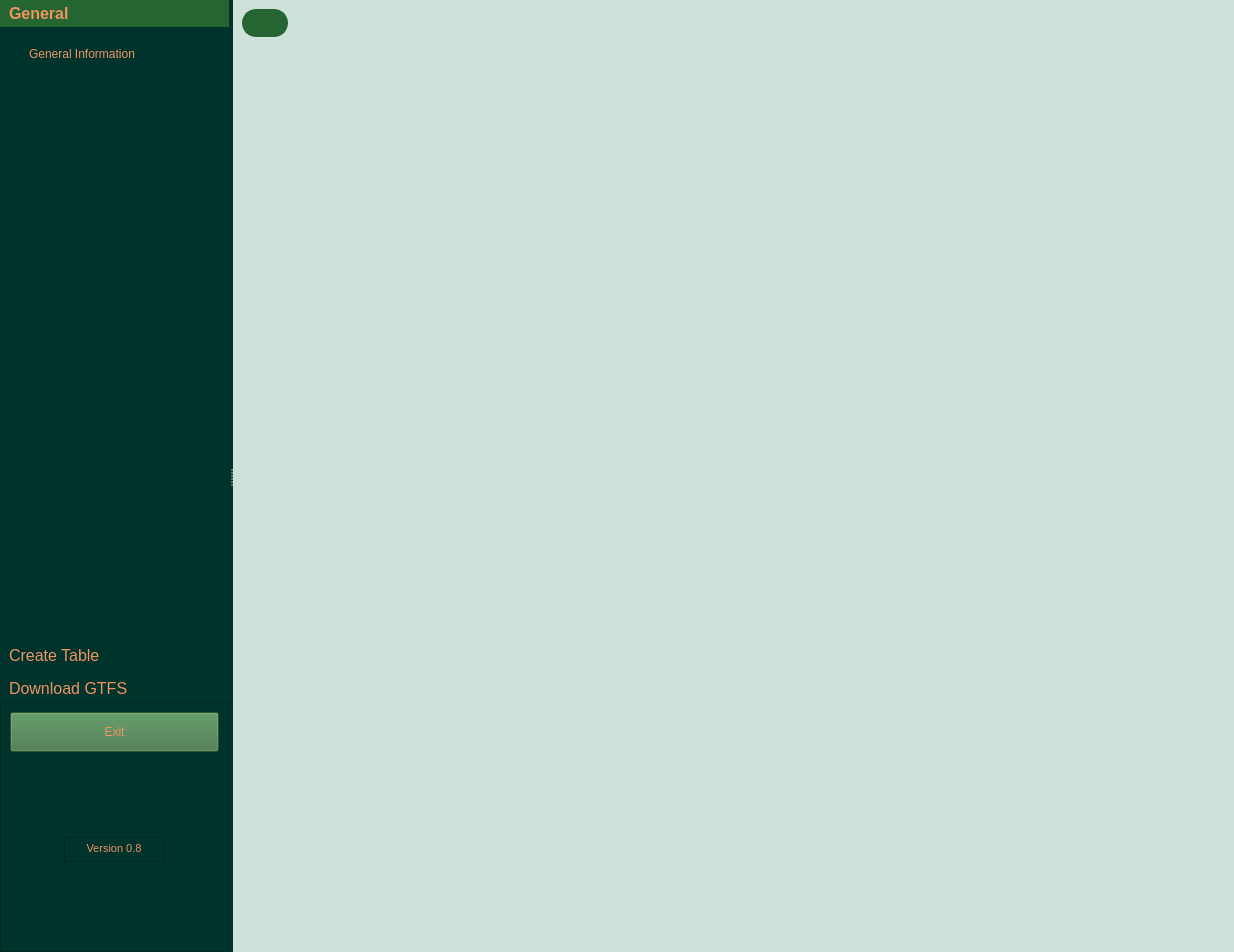
First picture: the form in add_files/main_window.ui, repository Themishau/GTFStoFahrplan, before the edit.
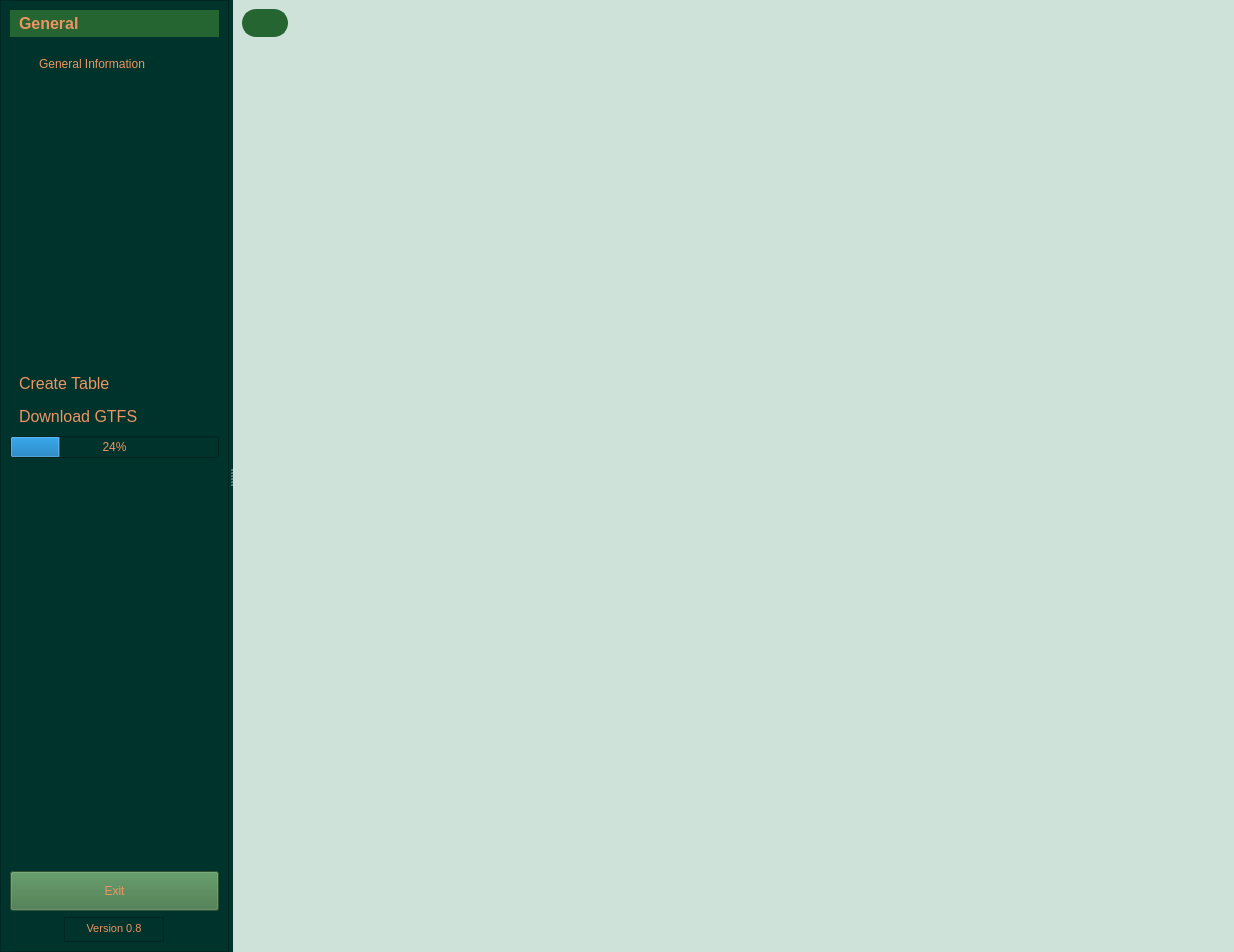
Second picture: the form after the edit. The open tabs and pages were chosen to show the change. Icons and pictures are not drawn.

Commit message: new ui elements and refactoring methods SPlash

What changed in the file:
```diff
--- a/add_files/main_window.ui
+++ b/add_files/main_window.ui
@@ -159,7 +159,22 @@
         <property name="spacing">
          <number>0</number>
         </property>
-        <item row="0" column="0">
+        <item row="1" column="0">
+         <widget class="QFrame" name="frame">
+          <property name="minimumSize">
+           <size>
+            <width>0</width>
+            <height>250</height>
+           </size>
+          </property>
+          <property name="frameShape">
+           <enum>QFrame::StyledPanel</enum>
+          </property>
+          <property name="frameShadow">
+           <enum>QFrame::Raised</enum>
+          </property>
+          <layout class="QGridLayout" name="gridLayout_7">
+           <item row="2" column="0" alignment="Qt::AlignTop">
          <widget class="QToolBox" name="toolBox">
           <property name="sizePolicy">
            <sizepolicy hsizetype="Expanding" vsizetype="Expanding">
@@ -167,6 +182,12 @@
             <verstretch>0</verstretch>
            </sizepolicy>
           </property>
+             <property name="minimumSize">
+              <size>
+               <width>0</width>
+               <height>420</height>
+              </size>
+             </property>
           <property name="font">
            <font>
             <family>Segoe UI</family>
@@ -176,6 +197,9 @@
           <property name="mouseTracking">
            <bool>true</bool>
           </property>
+             <property name="layoutDirection">
+              <enum>Qt::LeftToRight</enum>
+             </property>
           <property name="styleSheet">
            <string notr="true"/>
           </property>
@@ -187,8 +211,8 @@
             <rect>
              <x>0</x>
              <y>0</y>
-             <width>229</width>
-             <height>224</height>
+                <width>209</width>
+                <height>312</height>
             </rect>
            </property>
            <attribute name="icon">
@@ -199,32 +223,6 @@
             <string>General</string>
            </attribute>
            <layout class="QGridLayout" name="gridLayout_6">
-            <item row="1" column="0">
-             <spacer name="verticalSpacer_4">
-              <property name="orientation">
-               <enum>Qt::Vertical</enum>
-              </property>
-              <property name="sizeHint" stdset="0">
-               <size>
-                <width>20</width>
-                <height>299</height>
-               </size>
-              </property>
-             </spacer>
-            </item>
-            <item row="1" column="1">
-             <spacer name="verticalSpacer">
-              <property name="orientation">
-               <enum>Qt::Vertical</enum>
-              </property>
-              <property name="sizeHint" stdset="0">
-               <size>
-                <width>20</width>
-                <height>299</height>
-               </size>
-              </property>
-             </spacer>
-            </item>
             <item row="0" column="0" colspan="2">
              <widget class="QPushButton" name="pushButton_5">
               <property name="text">
@@ -235,6 +233,19 @@
               </property>
              </widget>
             </item>
+               <item row="1" column="0">
+                <spacer name="verticalSpacer">
+                 <property name="orientation">
+                  <enum>Qt::Vertical</enum>
+                 </property>
+                 <property name="sizeHint" stdset="0">
+                  <size>
+                   <width>20</width>
+                   <height>40</height>
+                  </size>
+                 </property>
+                </spacer>
+               </item>
            </layout>
           </widget>
           <widget class="QWidget" name="page_2">
@@ -354,26 +365,47 @@
               </property>
              </widget>
             </item>
-           </layout>
-          </widget>
-         </widget>
-        </item>
         <item row="1" column="0">
-         <widget class="QFrame" name="frame">
+                <spacer name="verticalSpacer_3">
+                 <property name="orientation">
+                  <enum>Qt::Vertical</enum>
+                 </property>
+                 <property name="sizeHint" stdset="0">
+                  <size>
+                   <width>20</width>
+                   <height>40</height>
+                  </size>
+                 </property>
+                </spacer>
+               </item>
+              </layout>
+             </widget>
+            </widget>
+           </item>
+           <item row="5" column="0">
+            <widget class="QPushButton" name="btnExit">
           <property name="minimumSize">
            <size>
-            <width>0</width>
-            <height>250</height>
-           </size>
-          </property>
-          <property name="frameShape">
-           <enum>QFrame::StyledPanel</enum>
-          </property>
-          <property name="frameShadow">
-           <enum>QFrame::Raised</enum>
-          </property>
-          <layout class="QGridLayout" name="gridLayout_7">
-           <item row="3" column="0" alignment="Qt::AlignHCenter|Qt::AlignVCenter">
+               <width>100</width>
+               <height>40</height>
+              </size>
+             </property>
+             <property name="styleSheet">
+              <string notr="true">background-color: #3f7444;</string>
+             </property>
+             <property name="text">
+              <string>Exit</string>
+             </property>
+            </widget>
+           </item>
+           <item row="3" column="0">
+            <widget class="QProgressBar" name="progressBar">
+             <property name="value">
+              <number>24</number>
+             </property>
+            </widget>
+           </item>
+           <item row="6" column="0" alignment="Qt::AlignHCenter|Qt::AlignVCenter">
             <widget class="QTextBrowser" name="textBrowser">
              <property name="maximumSize">
               <size>
@@ -390,21 +422,18 @@
              </property>
             </widget>
            </item>
-           <item row="2" column="0">
-            <widget class="QPushButton" name="btnExit">
-             <property name="minimumSize">
+           <item row="4" column="0">
+            <spacer name="verticalSpacer_4">
+             <property name="orientation">
+              <enum>Qt::Vertical</enum>
+             </property>
+             <property name="sizeHint" stdset="0">
               <size>
-               <width>100</width>
+               <width>20</width>
                <height>40</height>
               </size>
              </property>
-             <property name="styleSheet">
-              <string notr="true">background-color: #3f7444;</string>
-             </property>
-             <property name="text">
-              <string>Exit</string>
-             </property>
-            </widget>
+            </spacer>
            </item>
           </layout>
          </widget>
```
Left out of the diff: 73 changed lines with no effect on the pictures. Lines whose indentation alone changed are shown as unchanged. The commit also changes 7 other files.
